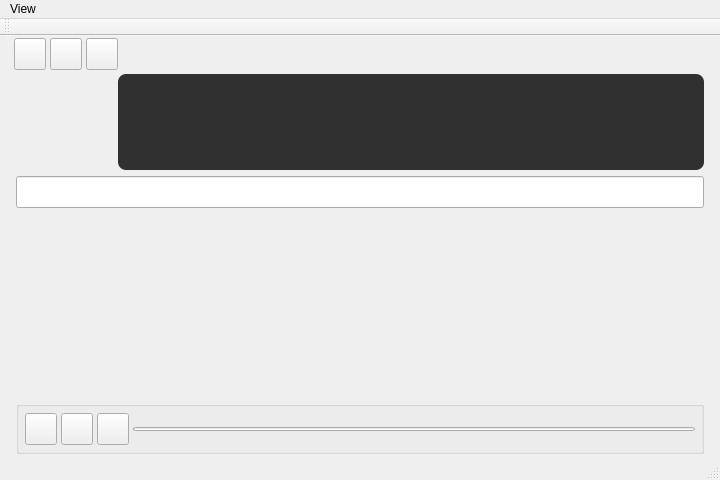
First picture: the form in ui/MainWindow.ui, repository KheminVG/luna-lone, before the edit.
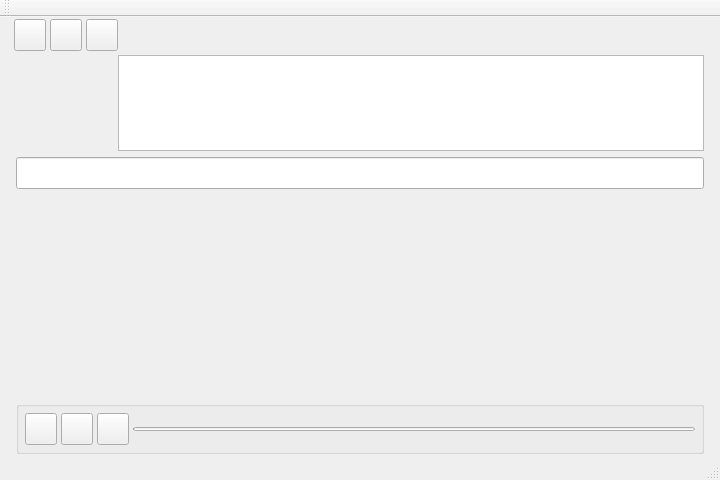
Second picture: the form after the edit. Icons and pictures are not drawn.

Commit message: Fixes for theme consistency + accent colors

```diff
--- a/ui/MainWindow.ui
+++ b/ui/MainWindow.ui
@@ -359,12 +359,6 @@
             <height>96</height>
            </size>
           </property>
-          <property name="styleSheet">
-           <string notr="true">border-radius: 8px;
-background-color: rgb(48, 48, 48);
-padding: 6px;
-font-size: 14px;</string>
-          </property>
          </widget>
         </item>
         <item row="0" column="0">
@@ -764,28 +758,6 @@
     </item>
    </layout>
   </widget>
-  <widget class="QMenuBar" name="menuBar">
-   <property name="geometry">
-    <rect>
-     <x>0</x>
-     <y>0</y>
-     <width>720</width>
-     <height>33</height>
-    </rect>
-   </property>
-   <property name="acceptDrops">
-    <bool>false</bool>
-   </property>
-   <widget class="QMenu" name="menuView">
-    <property name="title">
-     <string>View</string>
-    </property>
-    <addaction name="mainViewAction"/>
-    <addaction name="audioListAction"/>
-    <addaction name="tagListAction"/>
-   </widget>
-   <addaction name="menuView"/>
-  </widget>
   <widget class="QStatusBar" name="statusBar"/>
   <widget class="QToolBar" name="toolBar">
    <property name="windowTitle">
```
The commit also changes 15 other files.
